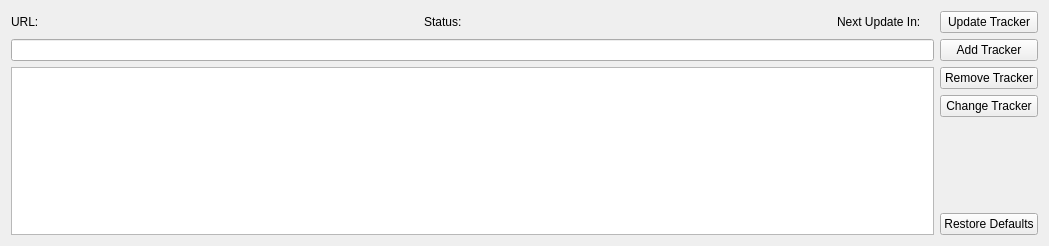
Above: plugins/infowidget/trackerview.ui from KDE/ktorrent before the change. Below: the same form after it.
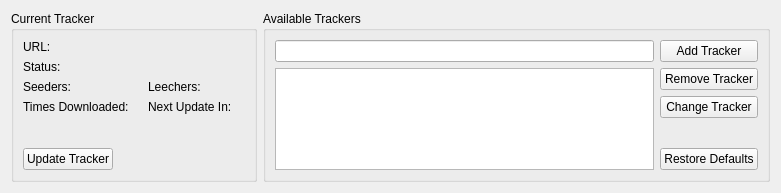
That is the form after the change. Custom widgets are drawn as their Qt base class.

Commit message: - Show total times a torrent was downloaded in the trackers tab - Show the number of seeders and leechers in the trackers tab - Redesigned trackers tab layout (for the above changes)

```diff
--- a/plugins/infowidget/trackerview.ui
+++ b/plugins/infowidget/trackerview.ui
@@ -5,13 +5,23 @@
    <rect>
     <x>0</x>
     <y>0</y>
-    <width>1049</width>
-    <height>246</height>
+    <width>781</width>
+    <height>193</height>
    </rect>
   </property>
-  <layout class="QGridLayout" >
-   <item row="0" column="0" >
     <layout class="QHBoxLayout" >
+   <item>
+    <widget class="QGroupBox" name="groupBox" >
+     <property name="sizePolicy" >
+      <sizepolicy vsizetype="Preferred" hsizetype="Maximum" >
+       <horstretch>0</horstretch>
+       <verstretch>0</verstretch>
+      </sizepolicy>
+     </property>
+     <property name="title" >
+      <string>Current Tracker</string>
+     </property>
+     <layout class="QVBoxLayout" >
      <item>
       <layout class="QHBoxLayout" >
        <item>
@@ -36,22 +46,6 @@
        </item>
       </layout>
      </item>
-     <item>
-      <spacer>
-       <property name="orientation" >
-        <enum>Qt::Horizontal</enum>
-       </property>
-       <property name="sizeType" >
-        <enum>QSizePolicy::Minimum</enum>
-       </property>
-       <property name="sizeHint" >
-        <size>
-         <width>40</width>
-         <height>20</height>
-        </size>
-       </property>
-      </spacer>
-     </item>
      <item>
       <layout class="QHBoxLayout" >
        <item>
@@ -77,22 +71,80 @@
       </layout>
      </item>
      <item>
-      <spacer>
-       <property name="orientation" >
-        <enum>Qt::Horizontal</enum>
-       </property>
-       <property name="sizeType" >
-        <enum>QSizePolicy::Minimum</enum>
-       </property>
-       <property name="sizeHint" >
-        <size>
-         <width>40</width>
-         <height>20</height>
-        </size>
-       </property>
-      </spacer>
-     </item>
+       <layout class="QGridLayout" >
+        <item row="0" column="0" >
+         <layout class="QHBoxLayout" >
+          <item>
+           <widget class="QLabel" name="label_3" >
+            <property name="text" >
+             <string>Seeders:</string>
+            </property>
+           </widget>
+          </item>
+          <item>
+           <widget class="QLabel" name="m_seeders" >
+            <property name="sizePolicy" >
+             <sizepolicy vsizetype="Preferred" hsizetype="Expanding" >
+              <horstretch>0</horstretch>
+              <verstretch>0</verstretch>
+             </sizepolicy>
+            </property>
+            <property name="text" >
+             <string/>
+            </property>
+           </widget>
+          </item>
+         </layout>
+        </item>
+        <item row="0" column="1" >
+         <layout class="QHBoxLayout" >
      <item>
+           <widget class="QLabel" name="label_6" >
+            <property name="text" >
+             <string>Leechers:</string>
+            </property>
+           </widget>
+          </item>
+          <item>
+           <widget class="QLabel" name="m_leechers" >
+            <property name="sizePolicy" >
+             <sizepolicy vsizetype="Preferred" hsizetype="Expanding" >
+              <horstretch>0</horstretch>
+              <verstretch>0</verstretch>
+             </sizepolicy>
+            </property>
+            <property name="text" >
+             <string/>
+            </property>
+           </widget>
+          </item>
+         </layout>
+        </item>
+        <item row="1" column="0" >
+         <layout class="QHBoxLayout" >
+          <item>
+           <widget class="QLabel" name="label_8" >
+            <property name="text" >
+             <string>Times Downloaded:</string>
+            </property>
+           </widget>
+          </item>
+          <item>
+           <widget class="QLabel" name="m_times_downloaded" >
+            <property name="sizePolicy" >
+             <sizepolicy vsizetype="Preferred" hsizetype="Expanding" >
+              <horstretch>0</horstretch>
+              <verstretch>0</verstretch>
+             </sizepolicy>
+            </property>
+            <property name="text" >
+             <string/>
+            </property>
+           </widget>
+          </item>
+         </layout>
+        </item>
+        <item row="1" column="1" >
       <layout class="QHBoxLayout" >
        <item>
         <widget class="QLabel" name="label_5" >
@@ -103,6 +155,12 @@
        </item>
        <item>
         <widget class="QLabel" name="m_next_update" >
+            <property name="sizePolicy" >
+             <sizepolicy vsizetype="Preferred" hsizetype="Expanding" >
+              <horstretch>0</horstretch>
+              <verstretch>0</verstretch>
+             </sizepolicy>
+            </property>
          <property name="text" >
           <string/>
          </property>
@@ -112,31 +170,70 @@
      </item>
     </layout>
    </item>
-   <item row="0" column="1" >
+      <item>
+       <spacer>
+        <property name="orientation" >
+         <enum>Qt::Vertical</enum>
+        </property>
+        <property name="sizeHint" >
+         <size>
+          <width>20</width>
+          <height>16</height>
+         </size>
+        </property>
+       </spacer>
+      </item>
+      <item>
+       <layout class="QHBoxLayout" >
+        <item>
     <widget class="KPushButton" name="m_update_tracker" >
      <property name="text" >
       <string>Update Tracker</string>
      </property>
     </widget>
    </item>
-   <item row="1" column="0" >
+        <item>
+         <spacer>
+          <property name="orientation" >
+           <enum>Qt::Horizontal</enum>
+          </property>
+          <property name="sizeHint" >
+           <size>
+            <width>40</width>
+            <height>20</height>
+           </size>
+          </property>
+         </spacer>
+        </item>
+       </layout>
+      </item>
+     </layout>
+    </widget>
+   </item>
+   <item>
+    <widget class="QGroupBox" name="groupBox_2" >
+     <property name="title" >
+      <string>Available Trackers</string>
+     </property>
+     <layout class="QGridLayout" >
+      <item row="0" column="0" >
     <widget class="KLineEdit" name="m_tracker_to_add" >
      <property name="showClearButton" stdset="0" >
       <bool>true</bool>
      </property>
     </widget>
    </item>
-   <item row="1" column="1" >
+      <item row="0" column="1" >
     <widget class="KPushButton" name="m_add_tracker" >
      <property name="text" >
       <string>Add Tracker</string>
      </property>
     </widget>
    </item>
-   <item row="2" column="0" >
+      <item row="1" column="0" >
     <widget class="QListView" name="m_tracker_list" />
    </item>
-   <item row="2" column="1" >
+      <item row="1" column="1" >
     <layout class="QVBoxLayout" >
      <item>
       <widget class="KPushButton" name="m_remove_tracker" >
@@ -173,6 +270,9 @@
       </widget>
      </item>
     </layout>
+      </item>
+     </layout>
+    </widget>
    </item>
   </layout>
  </widget>
```
Lines whose indentation alone changed are shown as unchanged. The commit also changes 6 other files.
